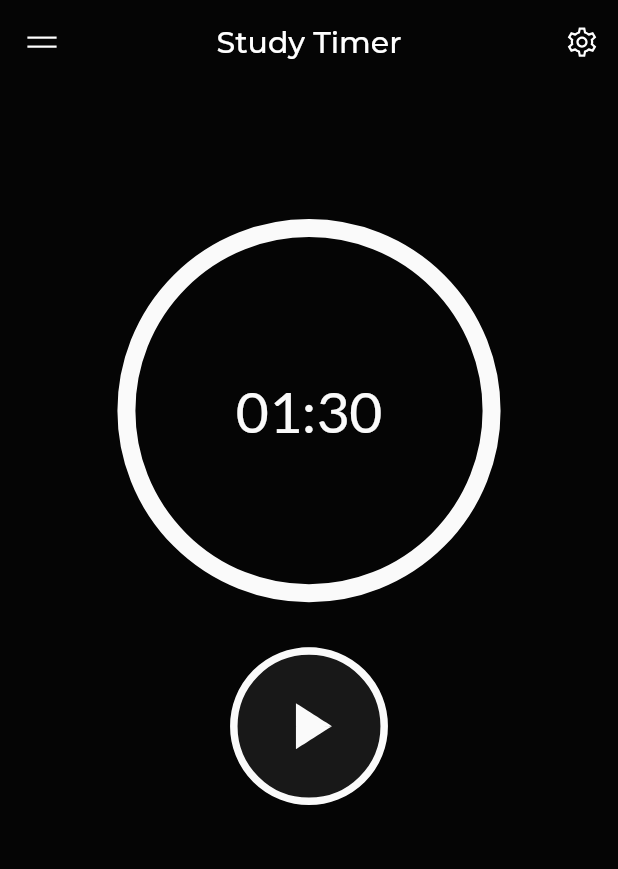
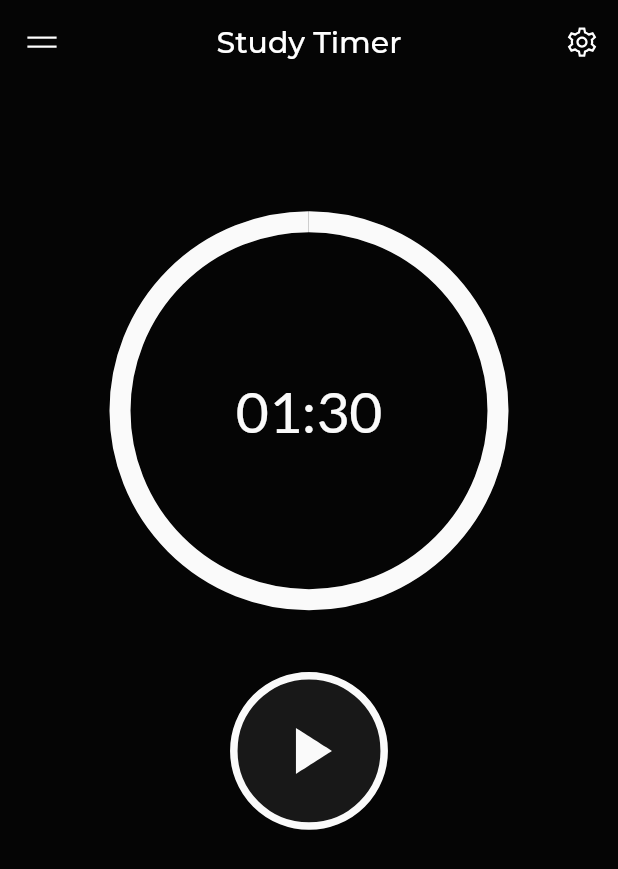
Before and after one commit to kakalition/tims, a Flutter app: the screen it shows after launch, on a phone screen of 412 x 824 dp. Shown: the top 869 px of the screen. Run offline on Flutter 3.47's test engine with Material 2 defaults, Android fonts, the phone set to English and light mode, and no system bars; our stand-ins replace get, google_fonts, line_icons, simple_animations.

Commit message:
Successfully implement timer circle animation

```diff
--- a/lib/routes/timer_screen.dart
+++ b/lib/routes/timer_screen.dart
@@ -1,3 +1,5 @@
+import 'dart:async';
+
 import 'package:flutter/material.dart';
 import 'package:flutter/widgets.dart';
 import 'package:get/get.dart';
@@ -15,6 +17,7 @@ class TimerScreen extends StatelessWidget {
   @override
   Widget build(BuildContext context) {
     TimerVM viewmodel = Get.put(TimerVM());
+    PlayPauseButton playPauseButton = PlayPauseButton();
     final double timerCircleSize = getCircleTimerSize(context);
     final double playButtonSize = timerCircleSize / 1.618 / 1.5;
     final double restartButtonSize = playButtonSize / 1.618;
@@ -30,30 +33,84 @@ class TimerScreen extends StatelessWidget {
           mainAxisSize: MainAxisSize.max,
           children: [
             // Time Circle
-            Container(
-                alignment: Alignment.center,
-                height: timerCircleSize,
-                width: timerCircleSize,
-                decoration: BoxDecoration(
-                  border: Border.all(width: 12, color: whiteColorDarkTheme),
-                  borderRadius: BorderRadius.circular(
-                    timerCircleSize,
-                  ),
-                ),
-                child: TimerText()),
+            // Container(
+            //   alignment: Alignment.center,
+            //   height: timerCircleSize,
+            //   width: timerCircleSize,
+            //   decoration: BoxDecoration(
+            //     border: Border.all(width: 12, color: whiteColorDarkTheme),
+            //     borderRadius: BorderRadius.circular(
+            //       timerCircleSize,
+            //     ),
+            //   ),
+            //   child: TimerText(),
+            // ),
+            TimeCircle(),
             const SizedBox(
               height: 30,
             ),
-
             Container(
                 height: MediaQuery.of(context).size.height * 0.27,
-                child: const PlayPauseButton()),
-
+                child: PlayPauseButton()),
             const SizedBox(
               height: 80,
             ),
           ],
         ),
+      ),
+    );
+  }
+}
+
+class TimeCircle extends StatefulWidget {
+  const TimeCircle({
+    Key? key,
+  }) : super(key: key);
+
+  @override
+  State<TimeCircle> createState() => _TimeCircleState();
+}
+
+class _TimeCircleState extends State<TimeCircle> with AnimationMixin {
+  TimerVM viewmodel = Get.find<TimerVM>();
+  late Animation circleAnimation;
+
+  @override
+  void initState() {
+    super.initState();
+    viewmodel.setTimeController(controller);
+    circleAnimation =
+        Tween<double>(begin: 1, end: 0).animate(viewmodel.getTimeController());
+  }
+
+  @override
+  Widget build(BuildContext context) {
+    return Container(
+      height: MediaQuery.of(context).size.width * 0.7,
+      width: MediaQuery.of(context).size.width * 0.7,
+      child: Stack(
+        alignment: Alignment.center,
+        children: [
+          Stack(
+            children: [
+              Transform.scale(
+                  scale: 7,
+                  child: CircularProgressIndicator(
+                      color: Color(0xFF212121), strokeWidth: 2, value: 1)),
+              Transform.scale(
+                  scale: 7,
+                  child: CircularProgressIndicator(
+                      color: whiteColorDarkTheme,
+                      strokeWidth: 2,
+                      value: circleAnimation.value))
+            ],
+          ),
+          timsTextBuilder(
+              text: viewmodel.formattedTimerString(
+                  viewmodel.getTimerTween().animate(controller)),
+              textSize: 38,
+              fontWeight: FontWeight.w400),
+        ],
       ),
     );
   }
@@ -110,6 +167,7 @@ class _PlayPauseButtonState extends State<PlayPauseButton> with AnimationMixin {
         .animate(revealController.drive(CurveTween(curve: Curves.easeOut)));
     timeAnimation = viewmodel.getTimerTween().animate(timeController);
     timeController.duration = viewmodel.currentTimerDuration;
+
     super.didChangeDependencies();
   }
 
@@ -220,29 +278,3 @@ class _PlayPauseButtonState extends State<PlayPauseButton> with AnimationMixin {
     );
   }
 }
-
-class TimerText extends StatefulWidget {
-  const TimerText({Key? key}) : super(key: key);
-
-  @override
-  State<TimerText> createState() => _TimerTextState();
-}
-
-class _TimerTextState extends State<TimerText> with AnimationMixin {
-  TimerVM viewmodel = Get.find<TimerVM>();
-
-  @override
-  void initState() {
-    super.initState();
-    viewmodel.setTimeController(controller);
-  }
-
-  @override
-  Widget build(BuildContext context) {
-    return timsTextBuilder(
-        text: viewmodel.formattedTimerString(
-            viewmodel.getTimerTween().animate(controller)),
-        textSize: 38,
-        fontWeight: FontWeight.w400);
-  }
-}
```
